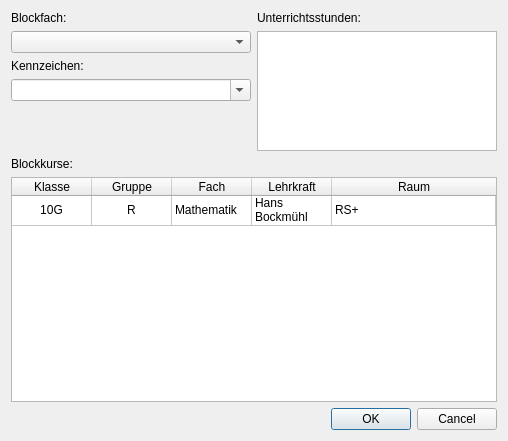
The window that wz-data/ui/dialog_block_name.ui (gradgrind/WZ3) describes before a commit, drawn with Qt 5.
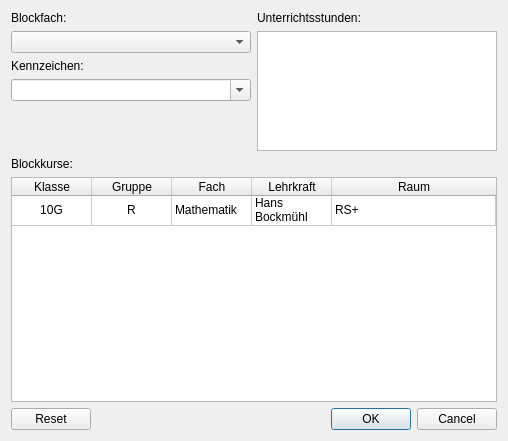
The same window after the commit.

Commit message: Work on block-name dialog. course_editor needs adapting.

The edit to the form file:
```diff
--- a/wz-data/ui/dialog_block_name.ui
+++ b/wz-data/ui/dialog_block_name.ui
@@ -182,7 +182,7 @@
       <enum>Qt::Horizontal</enum>
      </property>
      <property name="standardButtons">
-      <set>QDialogButtonBox::Cancel|QDialogButtonBox::Ok</set>
+      <set>QDialogButtonBox::Cancel|QDialogButtonBox::Ok|QDialogButtonBox::Reset</set>
      </property>
     </widget>
    </item>
```
The commit also changes 3 other files.
